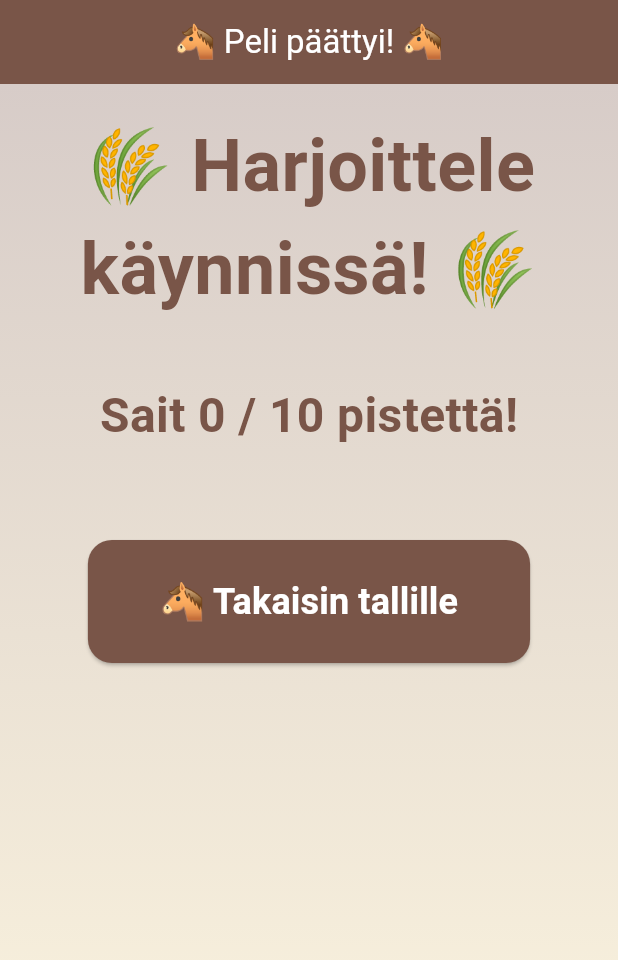
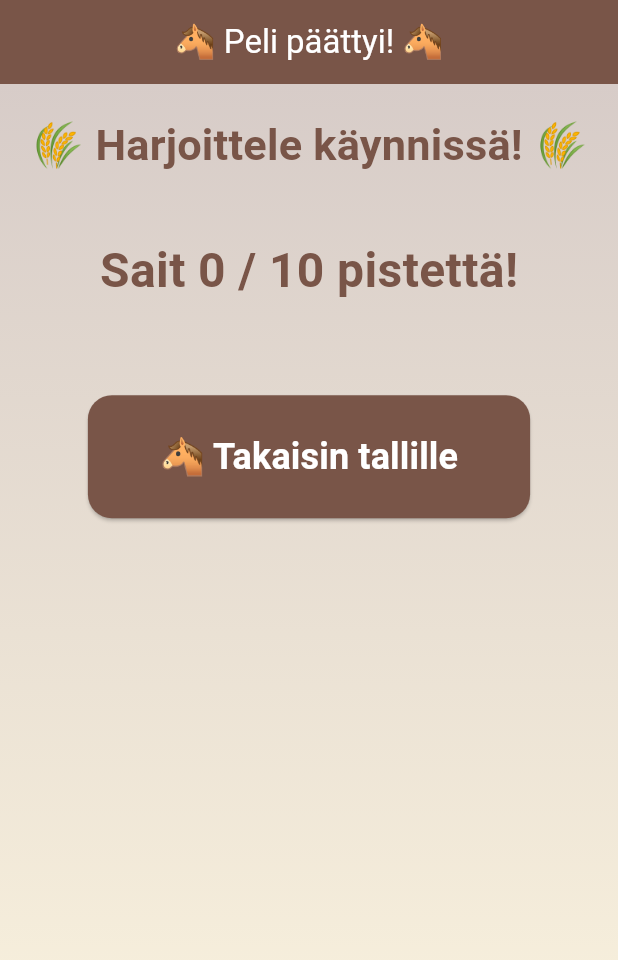
Before and after one commit to JaakkoRoponen/kertotaulutalli, a Flutter app: the ResultScreen screen opened directly with empty values, on a phone screen of 412 x 824 dp. Shown: the top 960 px of the screen. Run offline on Flutter 3.47's test engine with Material 3 defaults, Android fonts, the phone set to English and light mode, and no system bars; our stand-ins replace audioplayers.

Commit message:
Fix: Text sizing

```diff
--- a/lib/screens/result_screen.dart
+++ b/lib/screens/result_screen.dart
@@ -88,7 +88,11 @@ class _ResultScreenState extends State<ResultScreen> {
                           children: [
                             // Bounce animation for practice more message
                             if (widget.score < 7)
-                              TweenAnimationBuilder<double>(
+                              Padding(
+                                padding: const EdgeInsets.symmetric(
+                                  horizontal: 20.0,
+                                ),
+                                child: TweenAnimationBuilder<double>(
                                   tween: Tween(begin: 0.0, end: 1.0),
                                   duration: const Duration(milliseconds: 1200),
                                   curve: Curves.elasticOut,
@@ -98,6 +102,8 @@ class _ResultScreenState extends State<ResultScreen> {
                                       child: child,
                                     );
                                   },
+                                  child: FittedBox(
+                                    fit: BoxFit.scaleDown,
                                     child: Text(
                                       getResultMessage(),
                                       style: const TextStyle(
@@ -107,9 +113,17 @@ class _ResultScreenState extends State<ResultScreen> {
                                       ),
                                       textAlign: TextAlign.center,
                                     ),
+                                  ),
+                                ),
                               )
                             else
-                              Text(
+                              Padding(
+                                padding: const EdgeInsets.symmetric(
+                                  horizontal: 20.0,
+                                ),
+                                child: FittedBox(
+                                  fit: BoxFit.scaleDown,
+                                  child: Text(
                                     getResultMessage(),
                                     style: const TextStyle(
                                       fontSize: 48,
@@ -118,13 +132,24 @@ class _ResultScreenState extends State<ResultScreen> {
                                     ),
                                     textAlign: TextAlign.center,
                                   ),
+                                ),
+                              ),
                             const SizedBox(height: 40),
-                            Text(
+                            Padding(
+                              padding: const EdgeInsets.symmetric(
+                                horizontal: 20.0,
+                              ),
+                              child: FittedBox(
+                                fit: BoxFit.scaleDown,
+                                child: Text(
                                   'Sait ${widget.score} / ${GameConstants.totalRounds} pistettä!',
                                   style: const TextStyle(
                                     fontSize: 32,
                                     fontWeight: FontWeight.bold,
                                     color: Colors.brown,
+                                  ),
+                                  textAlign: TextAlign.center,
+                                ),
                               ),
                             ),
                             const SizedBox(height: 60),
--- a/lib/screens/table_selection_screen.dart
+++ b/lib/screens/table_selection_screen.dart
@@ -72,6 +72,7 @@ class _TableSelectionScreenState extends State<TableSelectionScreen> {
                           fontWeight: FontWeight.bold,
                           color: Colors.brown,
                         ),
+                        textAlign: TextAlign.center,
                       ),
                       const SizedBox(height: 25),
                       Wrap(
@@ -118,6 +119,7 @@ class _TableSelectionScreenState extends State<TableSelectionScreen> {
                           fontWeight: FontWeight.bold,
                           color: Colors.brown,
                         ),
+                        textAlign: TextAlign.center,
                       ),
                       const SizedBox(height: 15),
                       Wrap(
--- a/pubspec.yaml
+++ b/pubspec.yaml
@@ -16,7 +16,7 @@ publish_to: "none" # Remove this line if you wish to publish to pub.dev
 # https://developer.apple.com/library/archive/documentation/General/Reference/InfoPlistKeyReference/Articles/CoreFoundationKeys.html
 # In Windows, build-name is used as the major, minor, and patch parts
 # of the product and file versions while build-number is used as the build suffix.
-version: 1.0.3+4
+version: 1.0.3+5
 
 environment:
   sdk: ^3.10.1
```
Lines whose indentation alone changed are shown as unchanged.
